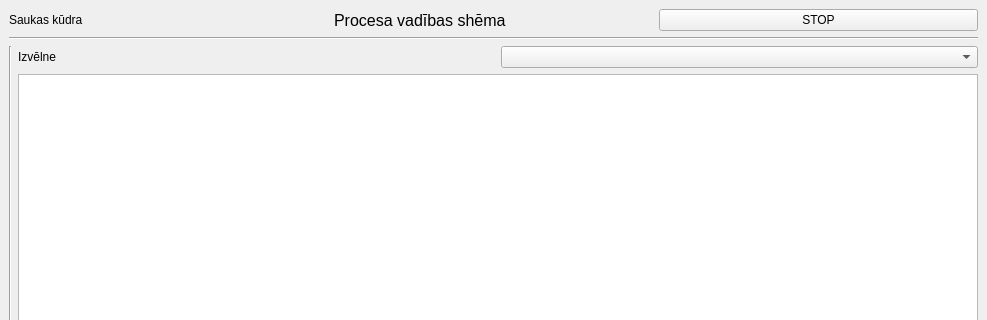
Before: the Qt Designer form mainwindow.ui in kasarkonic/sauka, drawn with Qt 5; both pictures show x 0 to 987 and y 0 to 320 of the 987 by 738 pixel window.
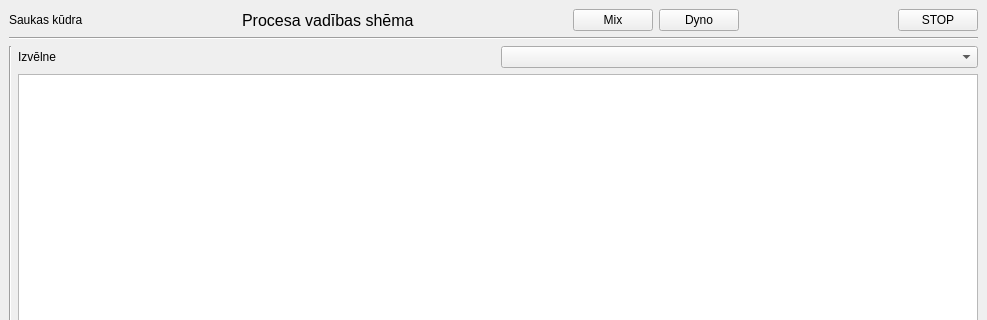
After: the same form once the commit is applied.

Diff of the .ui file:
```diff
--- a/mainwindow.ui
+++ b/mainwindow.ui
@@ -16,7 +16,7 @@
   <widget class="QWidget" name="centralwidget">
    <layout class="QVBoxLayout" name="verticalLayout_2" stretch="1,0,25">
     <item>
-     <layout class="QHBoxLayout" name="horizontalLayout" stretch="0,0,0">
+     <layout class="QHBoxLayout" name="horizontalLayout" stretch="0,0,0,0,0,0,0,0">
       <item>
        <widget class="QLabel" name="label_logo">
         <property name="text">
@@ -24,6 +24,19 @@
         </property>
        </widget>
       </item>
+      <item>
+       <spacer name="horizontalSpacer_2">
+        <property name="orientation">
+         <enum>Qt::Horizontal</enum>
+        </property>
+        <property name="sizeHint" stdset="0">
+         <size>
+          <width>40</width>
+          <height>20</height>
+         </size>
+        </property>
+       </spacer>
+      </item>
       <item>
        <widget class="QLabel" name="label_3">
         <property name="font">
@@ -36,6 +49,46 @@
         </property>
        </widget>
       </item>
+      <item>
+       <spacer name="horizontalSpacer_3">
+        <property name="orientation">
+         <enum>Qt::Horizontal</enum>
+        </property>
+        <property name="sizeHint" stdset="0">
+         <size>
+          <width>40</width>
+          <height>20</height>
+         </size>
+        </property>
+       </spacer>
+      </item>
+      <item>
+       <widget class="QPushButton" name="pushButton_Mix">
+        <property name="text">
+         <string>Mix</string>
+        </property>
+       </widget>
+      </item>
+      <item>
+       <widget class="QPushButton" name="pushButton_Dyno">
+        <property name="text">
+         <string>Dyno</string>
+        </property>
+       </widget>
+      </item>
+      <item>
+       <spacer name="horizontalSpacer">
+        <property name="orientation">
+         <enum>Qt::Horizontal</enum>
+        </property>
+        <property name="sizeHint" stdset="0">
+         <size>
+          <width>40</width>
+          <height>20</height>
+         </size>
+        </property>
+       </spacer>
+      </item>
       <item>
        <widget class="QPushButton" name="pushButton_Stop">
         <property name="text">
```
Left out of the diff: 2 changed lines with no effect on the pictures.
